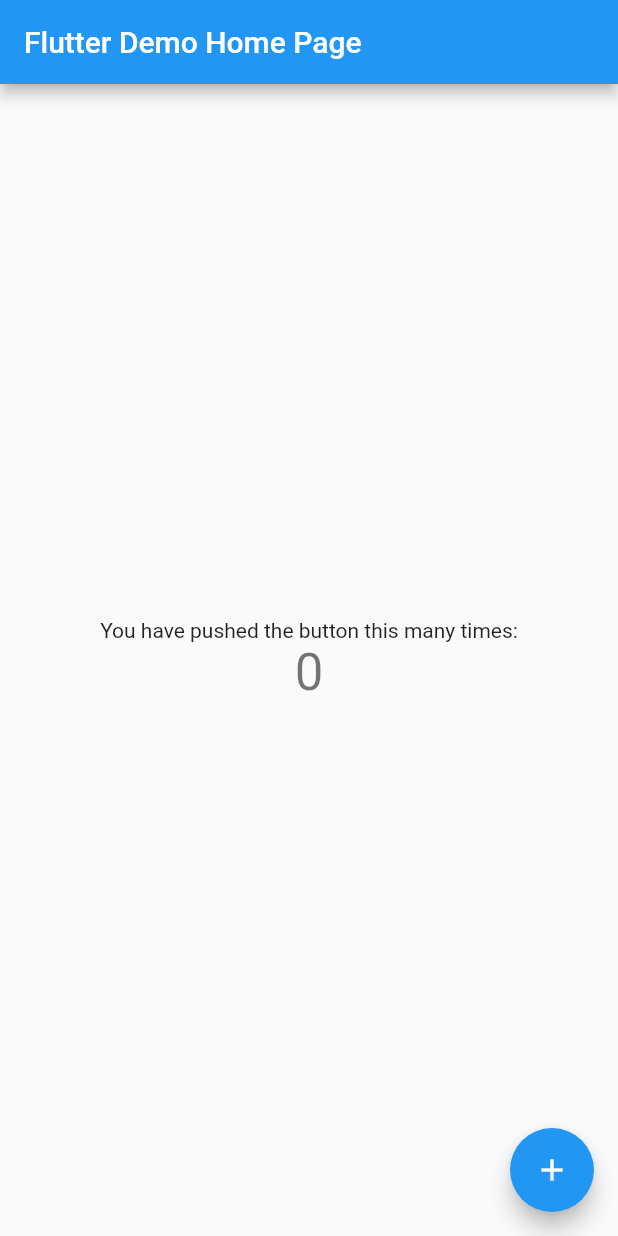
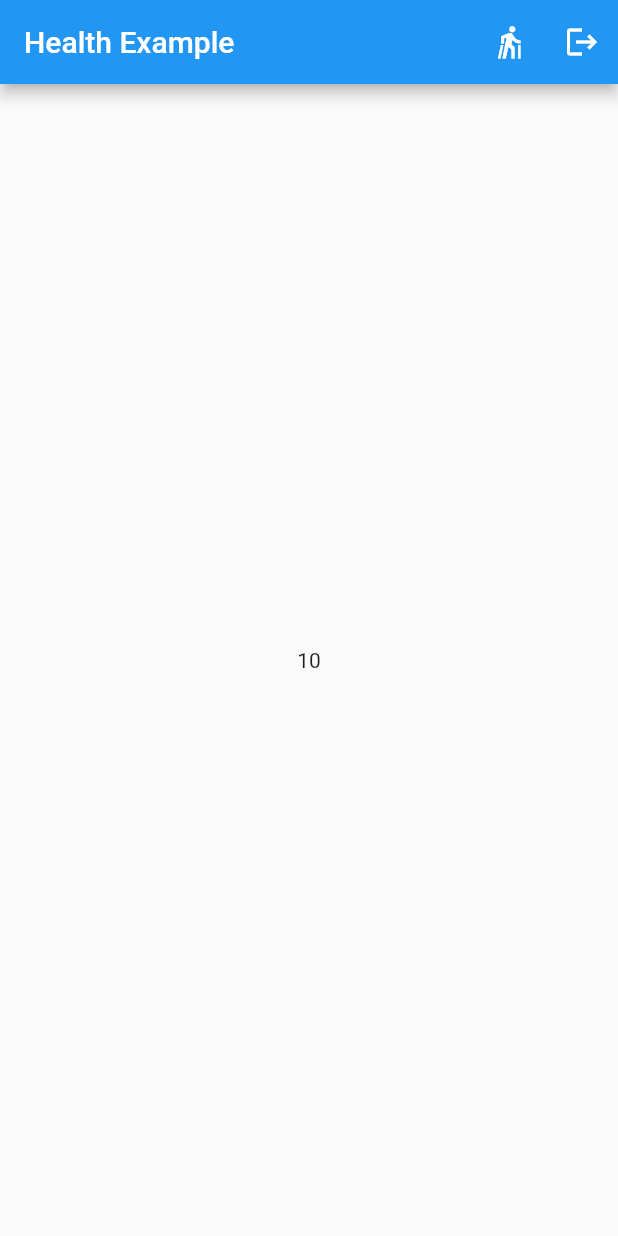
Before and after one commit to tlemon1125/Flutter-Etiqa, a Flutter app: the screen it shows after launch, on a phone screen of 412 x 824 dp. Run offline on Flutter 3.47's test engine with Material 2 defaults, Android fonts, the phone set to English and light mode, and no system bars; our stand-ins replace permission_handler; missing offline and left inert: health.

Commit message:
initial push

```diff
--- a/lib/main.dart
+++ b/lib/main.dart
@@ -1,3 +1,5 @@
+import 'package:etiqa_flutter/healthApp.dart';
+import 'package:etiqa_flutter/steptrack.dart';
 import 'package:flutter/material.dart';
 
 void main() {
@@ -13,15 +15,6 @@
     return MaterialApp(
       title: 'Flutter Demo',
       theme: ThemeData(
-        // This is the theme of your application.
-        //
-        // Try running your application with "flutter run". You'll see the
-        // application has a blue toolbar. Then, without quitting the app, try
-        // changing the primarySwatch below to Colors.green and then invoke
-        // "hot reload" (press "r" in the console where you ran "flutter run",
-        // or simply save your changes to "hot reload" in a Flutter IDE).
-        // Notice that the counter didn't reset back to zero; the application
-        // is not restarted.
         primarySwatch: Colors.blue,
       ),
       home: const MyHomePage(title: 'Flutter Demo Home Page'),
@@ -31,16 +24,6 @@
 
 class MyHomePage extends StatefulWidget {
   const MyHomePage({super.key, required this.title});
-
-  // This widget is the home page of your application. It is stateful, meaning
-  // that it has a State object (defined below) that contains fields that affect
-  // how it looks.
-
-  // This class is the configuration for the state. It holds the values (in this
-  // case the title) provided by the parent (in this case the App widget) and
-  // used by the build method of the State. Fields in a Widget subclass are
-  // always marked "final".
-
   final String title;
 
   @override
@@ -52,64 +35,36 @@
 
   void _incrementCounter() {
     setState(() {
-      // This call to setState tells the Flutter framework that something has
-      // changed in this State, which causes it to rerun the build method below
-      // so that the display can reflect the updated values. If we changed
-      // _counter without calling setState(), then the build method would not be
-      // called again, and so nothing would appear to happen.
       _counter++;
     });
   }
 
   @override
   Widget build(BuildContext context) {
-    // This method is rerun every time setState is called, for instance as done
-    // by the _incrementCounter method above.
-    //
-    // The Flutter framework has been optimized to make rerunning build methods
-    // fast, so that you can just rebuild anything that needs updating rather
-    // than having to individually change instances of widgets.
-    return Scaffold(
-      appBar: AppBar(
-        // Here we take the value from the MyHomePage object that was created by
-        // the App.build method, and use it to set our appbar title.
-        title: Text(widget.title),
-      ),
-      body: Center(
-        // Center is a layout widget. It takes a single child and positions it
-        // in the middle of the parent.
-        child: Column(
-          // Column is also a layout widget. It takes a list of children and
-          // arranges them vertically. By default, it sizes itself to fit its
-          // children horizontally, and tries to be as tall as its parent.
-          //
-          // Invoke "debug painting" (press "p" in the console, choose the
-          // "Toggle Debug Paint" action from the Flutter Inspector in Android
-          // Studio, or the "Toggle Debug Paint" command in Visual Studio Code)
-          // to see the wireframe for each widget.
-          //
-          // Column has various properties to control how it sizes itself and
-          // how it positions its children. Here we use mainAxisAlignment to
-          // center the children vertically; the main axis here is the vertical
-          // axis because Columns are vertical (the cross axis would be
-          // horizontal).
-          mainAxisAlignment: MainAxisAlignment.center,
-          children: <Widget>[
-            const Text(
-              'You have pushed the button this many times:',
-            ),
-            Text(
-              '$_counter',
-              style: Theme.of(context).textTheme.headlineMedium,
-            ),
-          ],
-        ),
-      ),
-      floatingActionButton: FloatingActionButton(
-        onPressed: _incrementCounter,
-        tooltip: 'Increment',
-        child: const Icon(Icons.add),
-      ), // This trailing comma makes auto-formatting nicer for build methods.
-    );
+    return StepCountPage();
+    // Scaffold(
+    //   appBar: AppBar(
+    //     title: Text(widget.title),
+    //   ),
+    //   body: Center(
+    //     child: Column(
+    //       mainAxisAlignment: MainAxisAlignment.center,
+    //       children: <Widget>[
+    //         const Text(
+    //           'You have pushed the button this many times:',
+    //         ),
+    //         Text(
+    //           '$_counter',
+    //           style: Theme.of(context).textTheme.headlineMedium,
+    //         ),
+    //       ],
+    //     ),
+    //   ),
+    //   floatingActionButton: FloatingActionButton(
+    //     onPressed: _incrementCounter,
+    //     tooltip: 'Increment',
+    //     child: const Icon(Icons.add),
+    //   ),
+    // );
   }
 }
--- /dev/null
+++ b/lib/steptrack.dart
@@ -0,0 +1,87 @@
+import 'dart:async';
+
+import 'package:etiqa_flutter/api_service/stepService.dart';
+import 'package:flutter/material.dart';
+import 'package:flutter/src/widgets/framework.dart';
+import 'package:flutter/src/widgets/placeholder.dart';
+import 'package:health/health.dart';
+
+import 'healthApp.dart';
+
+class StepCountPage extends StatefulWidget {
+  const StepCountPage({super.key});
+
+  @override
+  State<StepCountPage> createState() => _StepCountPageState();
+}
+
+class _StepCountPageState extends State<StepCountPage> {
+  int _nofSteps = 10;
+  HealthFactory health = HealthFactory();
+
+  @override
+  void initState() {
+    // TODO: implement initState
+    super.initState();
+    fetchStepData();
+    Timer.periodic(Duration(seconds: 5), (timer) => fetchStepData());
+  }
+
+  Future fetchStepData() async {
+    int? steps;
+
+    // get steps for today (i.e., since midnight)
+    final now = DateTime.now();
+    final midnight = DateTime(now.year, now.month, now.day);
+
+    bool requested = await health.requestAuthorization([HealthDataType.STEPS]);
+
+    if (requested) {
+      try {
+        steps = await health.getTotalStepsInInterval(midnight, now);
+      } catch (error) {
+        print("Caught exception in getTotalStepsInInterval: $error");
+      }
+
+      print('Total number of steps: $steps');
+      stepService().update("testuser3", steps.toString());
+
+      setState(() {
+        _nofSteps = (steps == null) ? 0 : steps;
+      });
+    } else {
+      print("Authorization not granted - error in authorization");
+    }
+  }
+
+  Future revokeAccess() async {
+    await health.revokePermissions();
+  }
+
+  @override
+  Widget build(BuildContext context) {
+    return MaterialApp(
+      home: Scaffold(
+          appBar: AppBar(
+            title: const Text('Health Example'),
+            actions: <Widget>[
+              IconButton(
+                onPressed: () {
+                  fetchStepData();
+                },
+                icon: Icon(Icons.nordic_walking),
+              ),
+              IconButton(
+                onPressed: () {
+                  revokeAccess();
+                },
+                icon: Icon(Icons.logout),
+              )
+            ],
+          ),
+          body: Center(
+            child: Text("${_nofSteps}"),
+          )),
+    );
+  }
+}
--- a/pubspec.yaml
+++ b/pubspec.yaml
@@ -35,6 +35,9 @@
   # The following adds the Cupertino Icons font to your application.
   # Use with the CupertinoIcons class for iOS style icons.
   cupertino_icons: ^1.0.2
+  health: ^4.6.0
+  permission_handler: ^10.2.0
+  http: ^0.13.5
 
 dev_dependencies:
   flutter_test:
```
Also changed, not shown: lib/api_service/stepService.dart (added, +17 -0 lines), lib/healthApp.dart (added, +439 -0 lines), pubspec.lock, 4 other files.
